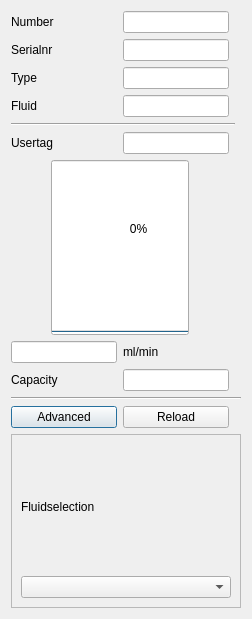
Old version of the form ui/flowchannel_meter.ui in the repository ArJKloek/FlowControl.
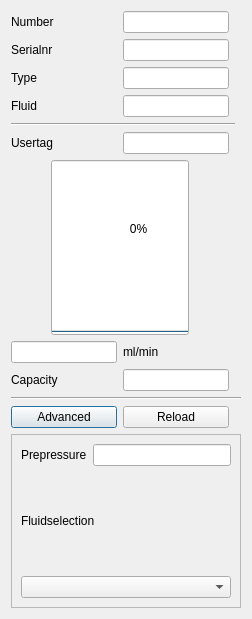
New version of the form.

```diff
--- a/ui/flowchannel_meter.ui
+++ b/ui/flowchannel_meter.ui
@@ -69,15 +69,29 @@
       <enum>QFrame::Raised</enum>
      </property>
      <layout class="QGridLayout" name="gridLayout_5">
-      <item row="0" column="0">
+      <item row="2" column="0">
+       <widget class="QComboBox" name="cb_fluids"/>
+      </item>
+      <item row="1" column="0">
        <widget class="QLabel" name="label_2">
         <property name="text">
          <string>Fluidselection</string>
         </property>
        </widget>
       </item>
-      <item row="1" column="0">
-       <widget class="QComboBox" name="cb_fluids"/>
+      <item row="0" column="0">
+       <layout class="QGridLayout" name="gridLayout_3">
+        <item row="0" column="0">
+         <widget class="QLabel" name="label_3">
+          <property name="text">
+           <string>Prepressure</string>
+          </property>
+         </widget>
+        </item>
+        <item row="0" column="1">
+         <widget class="QLineEdit" name="le_pressure"/>
+        </item>
+       </layout>
       </item>
      </layout>
     </widget>
```
